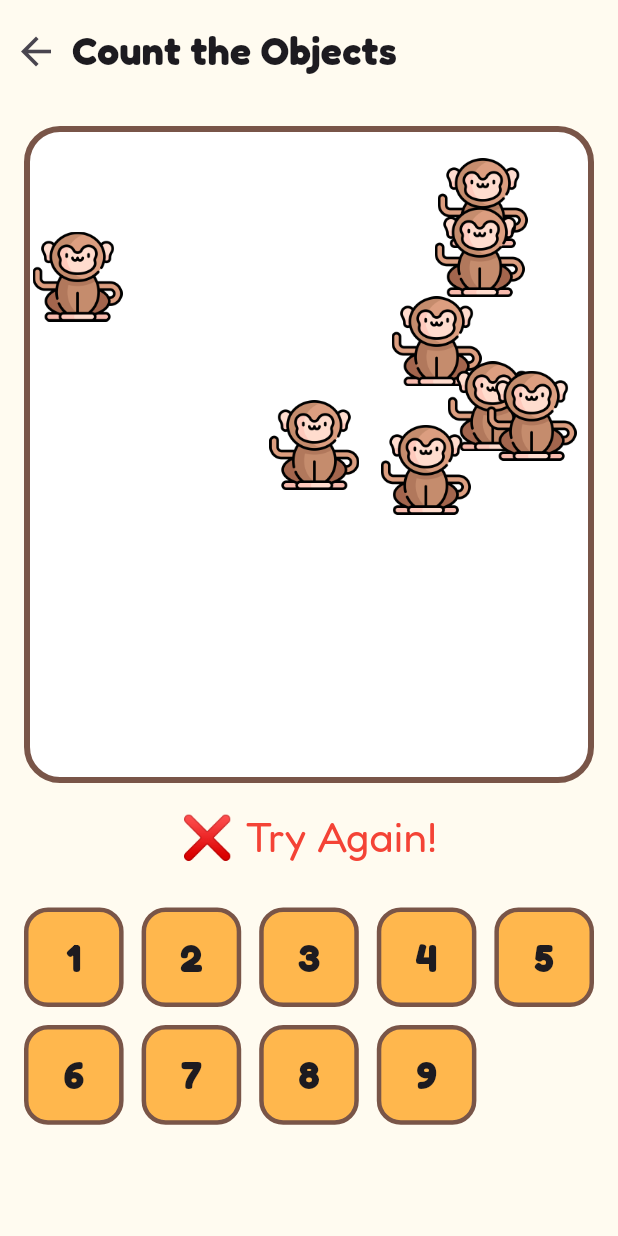
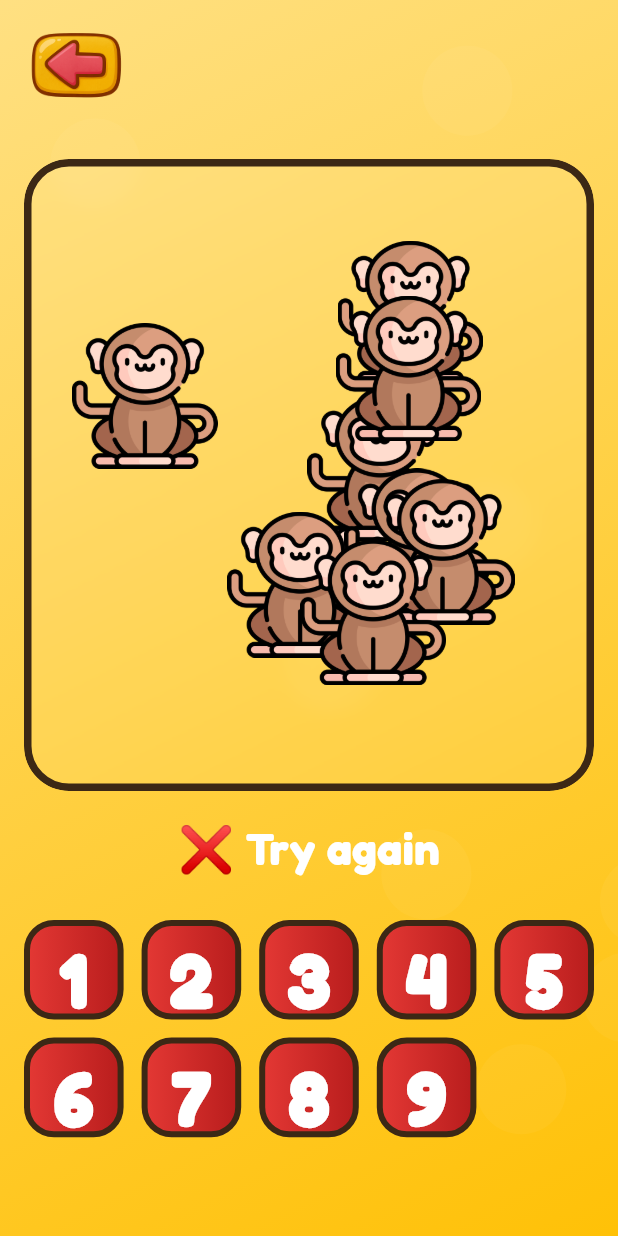
Before and after one commit to argadenil/zinzy, a Flutter app: the CountObjectsScreen screen opened directly, after a tap on an icon or button, on a phone screen of 412 x 824 dp. Run offline on Flutter 3.47's test engine with Material 3 defaults, Android fonts, the phone set to English and light mode, and no system bars; our stand-ins replace audioplayers, confetti, flutter_tts, google_fonts, rive.

Commit message:
changes added

```diff
--- a/lib/screens/home.dart
+++ b/lib/screens/home.dart
@@ -4,7 +4,6 @@ import 'package:zinzy/screens/alphabet/alphabet.dart';
 import 'package:zinzy/screens/animals/animal.dart';
 import 'package:zinzy/screens/numbers/numebers.dart';
 import 'package:zinzy/widgets/card.dart';
-import 'package:zinzy/widgets/cloud.dart';
 import 'package:zinzy/widgets/horizontalCard.dart';
 
 class HomeScreen extends StatefulWidget {
--- a/lib/screens/numbers/subscreens/countObjects.dart
+++ b/lib/screens/numbers/subscreens/countObjects.dart
@@ -1,5 +1,7 @@
 import 'dart:math';
+import 'dart:ui';
 import 'package:flutter/material.dart';
+import 'package:confetti/confetti.dart';
 
 class CountObjectsScreen extends StatefulWidget {
   const CountObjectsScreen({super.key});
@@ -10,7 +12,9 @@ class CountObjectsScreen extends StatefulWidget {
 
 class _CountObjectsScreenState extends State<CountObjectsScreen>
     with TickerProviderStateMixin {
+
   final Random _random = Random();
+
   int _objectCount = 0;
   bool _showSuccess = false;
   bool _showWrong = false;
@@ -22,7 +26,7 @@ class _CountObjectsScreenState extends State<CountObjectsScreen>
     'assets/images/alphabets/h.png',
     'assets/images/alphabets/i.png',
     'assets/images/alphabets/k.png',
-    'assets/images/alphabets/pencil.png',
+    'assets/images/pencil.png',
     'assets/images/alphabets/m.png',
     'assets/images/alphabets/t.png',
     'assets/images/alphabets/v.png',
@@ -31,9 +35,22 @@ class _CountObjectsScreenState extends State<CountObjectsScreen>
   String _currentObject = "";
   List<Offset> _positions = [];
 
+  late final AnimationController _pulseController;
+  late final ConfettiController _confettiController;
+
   @override
   void initState() {
     super.initState();
+
+    _confettiController = ConfettiController(
+      duration: const Duration(seconds: 1),
+    );
+
+    _pulseController = AnimationController(
+      vsync: this,
+      duration: const Duration(milliseconds: 900),
+    )..repeat(reverse: true);
+
     _generateObjects();
   }
 
@@ -42,13 +59,17 @@ class _CountObjectsScreenState extends State<CountObjectsScreen>
       _showSuccess = false;
       _showWrong = false;
 
-      _objectCount = _random.nextInt(9) + 1; // 1–9 objects
+      _objectCount = _random.nextInt(9) + 1;
       _currentObject = _objectImages[_random.nextInt(_objectImages.length)];
 
       _positions.clear();
       for (int i = 0; i < _objectCount; i++) {
+        // LIMIT the spread range to keep items closer
         _positions.add(
-          Offset(_random.nextDouble() * 0.8, _random.nextDouble() * 0.6),
+          Offset(
+            0.1 + _random.nextDouble() * 0.8,
+            0.1 + _random.nextDouble() * 0.8,
+          ),
         );
       }
     });
@@ -61,7 +82,10 @@ class _CountObjectsScreenState extends State<CountObjectsScreen>
         _showWrong = false;
       });
 
-      Future.delayed(const Duration(seconds: 2), _generateObjects);
+      // play lighter confetti
+      _confettiController.play();
+
+      Future.delayed(const Duration(seconds: 1), _generateObjects);
     } else {
       setState(() {
         _showWrong = true;
@@ -71,78 +95,155 @@ class _CountObjectsScreenState extends State<CountObjectsScreen>
   }
 
   @override
+  void dispose() {
+    _pulseController.dispose();
+    _confettiController.dispose();
+    super.dispose();
+  }
+
+  @override
   Widget build(BuildContext context) {
+    final size = MediaQuery.of(context).size;
+
     return Scaffold(
-      backgroundColor: const Color(0xFFfffbf0),
-      body: SafeArea(
+      body: Stack(
+        children: [
+          /// Background
+          Container(
+            decoration: const BoxDecoration(
+              gradient: LinearGradient(
+                colors: [Color(0xFFFFE082), Color(0xFFFFC107)],
+                begin: Alignment.topLeft,
+                end: Alignment.bottomRight,
+              ),
+            ),
+          ),
+
+          /// Floating blobs
+          ...List.generate(8, (_) {
+            return Positioned(
+              top: _random.nextDouble() * size.height,
+              left: _random.nextDouble() * size.width,
+              child: Container(
+                width: 60,
+                height: 60,
+                decoration: BoxDecoration(
+                  shape: BoxShape.circle,
+                  color: Colors.white.withOpacity(0.04),
+                ),
+              ),
+            );
+          }),
+
+          /// Main UI
+          SafeArea(
             child: Column(
               children: [
                 const SizedBox(height: 10),
 
-            /// Header
-            Row(
-              children: [
-                IconButton(
-                  icon: const Icon(Icons.arrow_back, size: 30),
-                  onPressed: () => Navigator.pop(context),
+                /// Back
+                Padding(
+                  padding: const EdgeInsets.symmetric(horizontal: 16),
+                  child: Align(
+                    alignment: Alignment.centerLeft,
+                    child: GestureDetector(
+                      onTap: () => Navigator.pop(context),
+                      child: Image.asset(
+                        'assets/images/back_button.png',
+                        width: 70,
+                        height: 70,
                       ),
-                const Text(
-                  'Count the Objects',
-                  style: TextStyle(fontSize: 26, fontWeight: FontWeight.bold),
                     ),
-              ],
+                  ),
                 ),
 
                 const SizedBox(height: 10),
 
-            /// Objects Display Area
+                /// Glass container with objects
                 Expanded(
                   flex: 6,
                   child: Container(
                     margin: const EdgeInsets.all(16),
+                    child: ClipRRect(
+                      borderRadius: BorderRadius.circular(30),
+                      child: BackdropFilter(
+                        filter: ImageFilter.blur(sigmaX: 6, sigmaY: 6),
+                        child: Container(
                           decoration: BoxDecoration(
-                  color: Colors.white,
-                  borderRadius: BorderRadius.circular(24),
-                  border: Border.all(color: Colors.brown, width: 4),
+                            borderRadius: BorderRadius.circular(30),
+                            border: Border.all(
+                              color: const Color(0xff3c2815),
+                              width: 5,
                             ),
+                            color: Colors.white.withOpacity(0.08),
+                          ),
+                          child: LayoutBuilder(
+                            builder: (context, constraints) {
+                              final boxWidth = constraints.maxWidth;
+                              final boxHeight = constraints.maxHeight;
+
+                              return RepaintBoundary(
                                 child: Stack(
                                   children: List.generate(_objectCount, (index) {
+                                    final pos = _positions[index];
+
                                     return Positioned(
-                      left:
-                          MediaQuery.of(context).size.width *
-                          _positions[index].dx,
-                      top:
-                          MediaQuery.of(context).size.height *
-                          0.45 *
-                          _positions[index].dy,
-                      child: Image.asset(_currentObject, width: 60, height: 60),
+                                      left: pos.dx * (boxWidth - 100),
+                                      top: pos.dy * (boxHeight - 100),
+                                      child: ScaleTransition(
+                                        scale: Tween<double>(
+                                          begin: 0.95,
+                                          end: 1.1,
+                                        ).animate(_pulseController),
+                                        child: Image.asset(
+                                          _currentObject,
+                                          width: 95,
+                                          height: 95,
+                                        ),
+                                      ),
                                     );
                                   }),
+                                ),
+                              );
+                            },
+                          ),
+                        ),
+                      ),
                     ),
                   ),
                 ),
 
-            /// Success / Wrong Message
+                /// Feedback
                 if (_showSuccess)
                   const Text(
-                "✅ Correct!",
-                style: TextStyle(fontSize: 30, color: Colors.green),
+                    "✨ Perfect!",
+                    style: TextStyle(
+                      fontSize: 32,
+                      fontWeight: FontWeight.bold,
+                      color: Colors.white,
                     ),
+                  ),
+
                 if (_showWrong)
                   const Text(
-                "❌ Try Again!",
-                style: TextStyle(fontSize: 28, color: Colors.red),
+                    "❌ Try again",
+                    style: TextStyle(
+                      fontSize: 30,
+                      fontWeight: FontWeight.bold,
+                      color: Colors.white,
+                    ),
                   ),
 
                 const SizedBox(height: 10),
 
-            /// Number Buttons
+                /// Number buttons
                 Expanded(
                   flex: 3,
                   child: GridView.builder(
                     padding: const EdgeInsets.all(16),
                     itemCount: 9,
-                gridDelegate: const SliverGridDelegateWithFixedCrossAxisCount(
+                    gridDelegate:
+                        const SliverGridDelegateWithFixedCrossAxisCount(
                           crossAxisCount: 5,
                           mainAxisSpacing: 12,
                           crossAxisSpacing: 12,
@@ -152,17 +253,24 @@ class _CountObjectsScreenState extends State<CountObjectsScreen>
                       return GestureDetector(
                         onTap: () => _checkAnswer(number),
                         child: Container(
-                      alignment: Alignment.center,
                           decoration: BoxDecoration(
-                        color: Colors.orange.shade300,
-                        borderRadius: BorderRadius.circular(16),
-                        border: Border.all(color: Colors.brown, width: 3),
+                            gradient: const LinearGradient(
+                              colors: [Color(0xffE53935), Color(0xffB71C1C)],
                             ),
+                            borderRadius: BorderRadius.circular(20),
+                            border: Border.all(
+                              color: const Color(0xff3c2815),
+                              width: 4,
+                            ),
+                          ),
+                          child: Center(
                             child: Text(
                               "$number",
                               style: const TextStyle(
-                          fontSize: 26,
-                          fontWeight: FontWeight.bold,
+                                fontSize: 50,
+                                fontWeight: FontWeight.w900,
+                                color: Colors.white,
+                              ),
                             ),
                           ),
                         ),
@@ -173,6 +281,25 @@ class _CountObjectsScreenState extends State<CountObjectsScreen>
               ],
             ),
           ),
+
+          /// ✅ Optimized Confetti (no freeze)
+          RepaintBoundary(
+            child: Align(
+              alignment: Alignment.topCenter,
+              child: ConfettiWidget(
+                confettiController: _confettiController,
+                blastDirectionality: BlastDirectionality.explosive,
+                shouldLoop: false,
+                emissionFrequency: 0.04,    // lower load
+                numberOfParticles: 100,      // less particles
+                gravity: 0.1,             // smoother
+                maxBlastForce: 100,
+                minBlastForce: 50,
+              ),
+            ),
+          ),
+        ],
+      ),
     );
   }
 }
```
Lines whose indentation alone changed are shown as unchanged.
